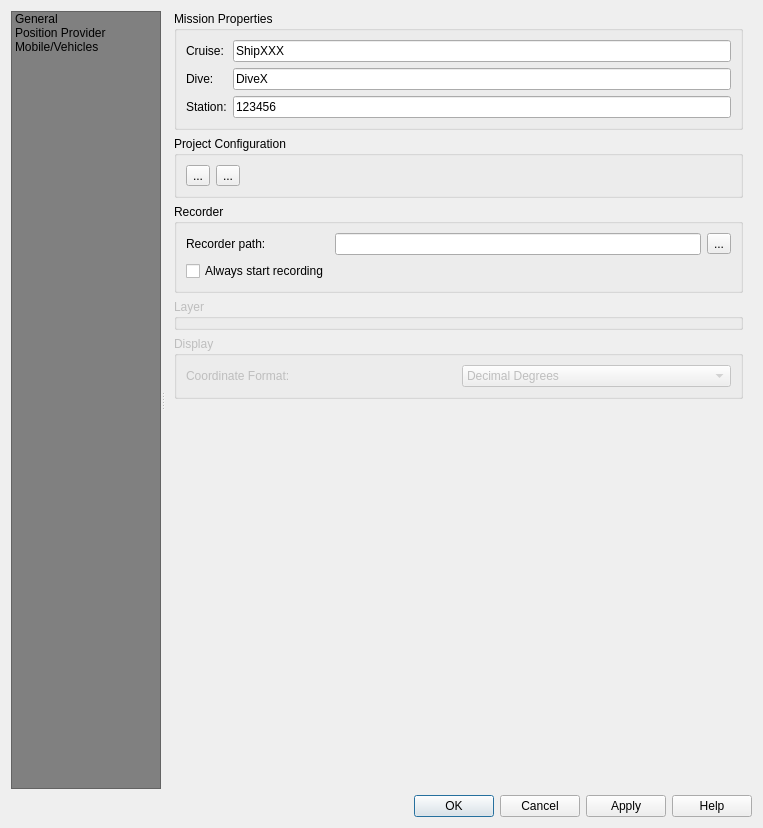
The window that ui/posiview_properties_base.ui (jrenken/qgis-PosiView) describes before a commit, drawn with Qt 5.
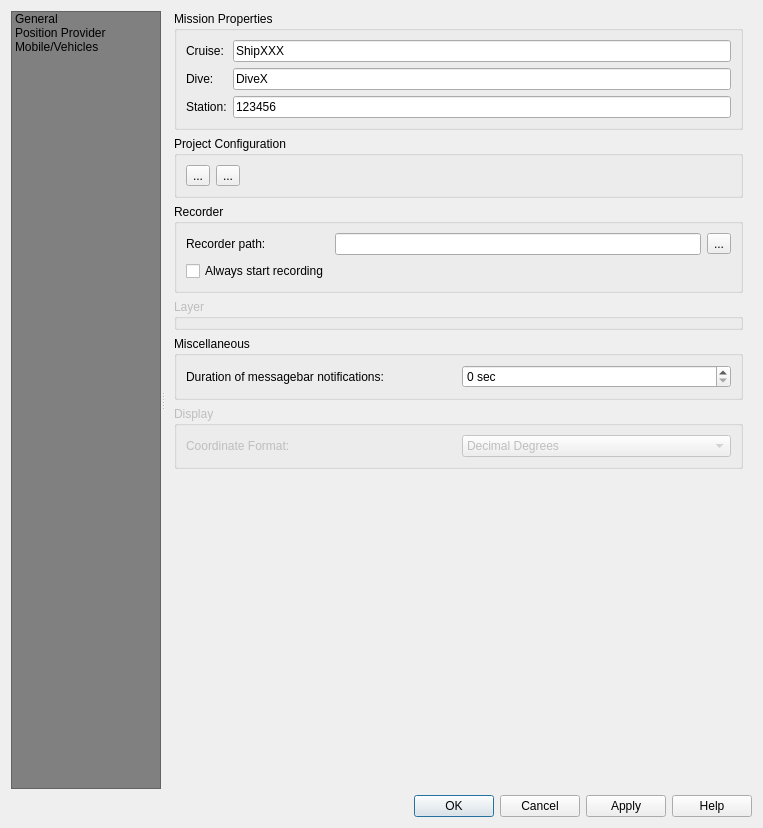
The same window after the commit. Icons and pictures are not drawn. Custom widgets are drawn as their Qt base class.

Commit message: make no fix notification delay and duration adjustable

```diff
--- a/ui/posiview_properties_base.ui
+++ b/ui/posiview_properties_base.ui
@@ -317,6 +317,35 @@
                  </property>
                 </widget>
                </item>
+               <item>
+                <widget class="QgsCollapsibleGroupBox" name="mGroupBox">
+                 <property name="title">
+                  <string>Miscellaneous</string>
+                 </property>
+                 <layout class="QGridLayout" name="gridLayout_7">
+                  <item row="0" column="0">
+                   <widget class="QLabel" name="label_21">
+                    <property name="text">
+                     <string>Duration of messagebar notifications: </string>
+                    </property>
+                   </widget>
+                  </item>
+                  <item row="0" column="1">
+                   <widget class="QSpinBox" name="spinBoxNotifyDuration">
+                    <property name="suffix">
+                     <string> sec</string>
+                    </property>
+                    <property name="maximum">
+                     <number>3600</number>
+                    </property>
+                    <property name="singleStep">
+                     <number>10</number>
+                    </property>
+                   </widget>
+                  </item>
+                 </layout>
+                </widget>
+               </item>
                <item>
                 <widget class="QgsCollapsibleGroupBox" name="groupBox_7">
                  <property name="enabled">
```
Left out of the diff: 29 changed lines with no effect on the pictures. The commit also changes 3 other files.
